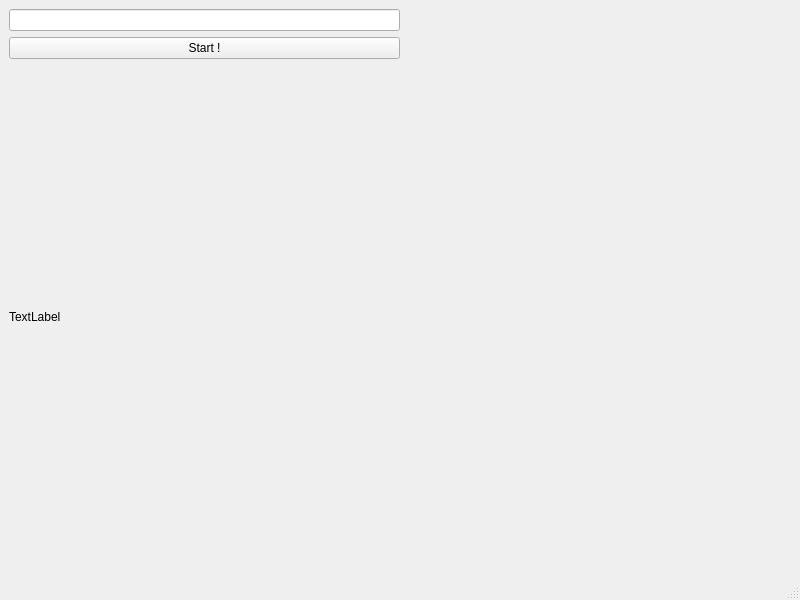
Qt form IA/window.ui (Douraid-BEN-HASSEN/ar_course) before a commit.
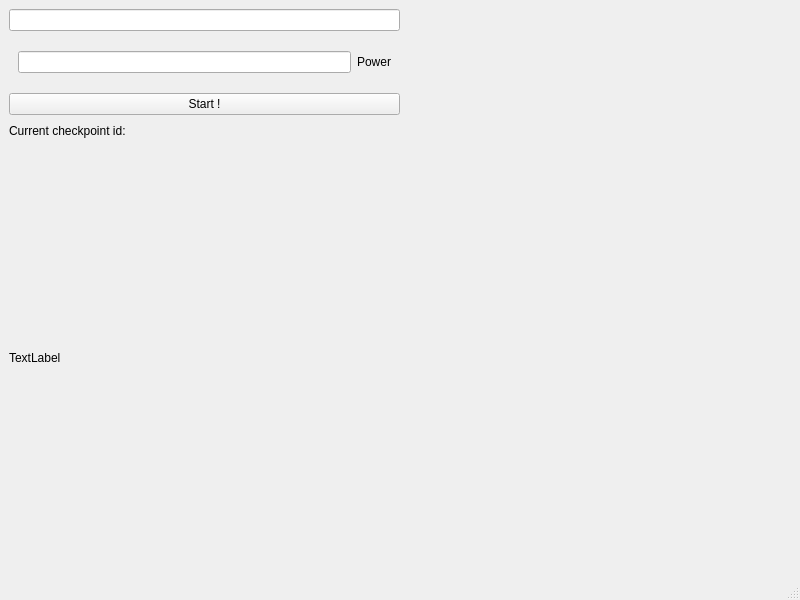
The same form after that commit.

```diff
--- a/IA/window.ui
+++ b/IA/window.ui
@@ -20,6 +20,28 @@
       <item>
        <widget class="QLineEdit" name="lineEdit_Player"/>
       </item>
+      <item>
+       <widget class="QWidget" name="horizontalWidget" native="true">
+        <property name="maximumSize">
+         <size>
+          <width>16777215</width>
+          <height>50</height>
+         </size>
+        </property>
+        <layout class="QHBoxLayout" name="horizontalLayout_2">
+         <item>
+          <widget class="QLineEdit" name="lineEdit_Speed"/>
+         </item>
+         <item>
+          <widget class="QLabel" name="label_Speed">
+           <property name="text">
+            <string>Power</string>
+           </property>
+          </widget>
+         </item>
+        </layout>
+       </widget>
+      </item>
       <item>
        <widget class="QPushButton" name="pushButton_start">
         <property name="text">
@@ -27,6 +49,19 @@
         </property>
        </widget>
       </item>
+      <item>
+       <widget class="QLabel" name="label">
+        <property name="maximumSize">
+         <size>
+          <width>16777215</width>
+          <height>20</height>
+         </size>
+        </property>
+        <property name="text">
+         <string>Current checkpoint id:  </string>
+        </property>
+       </widget>
+      </item>
       <item>
        <widget class="QLabel" name="label_size">
         <property name="text">
```
